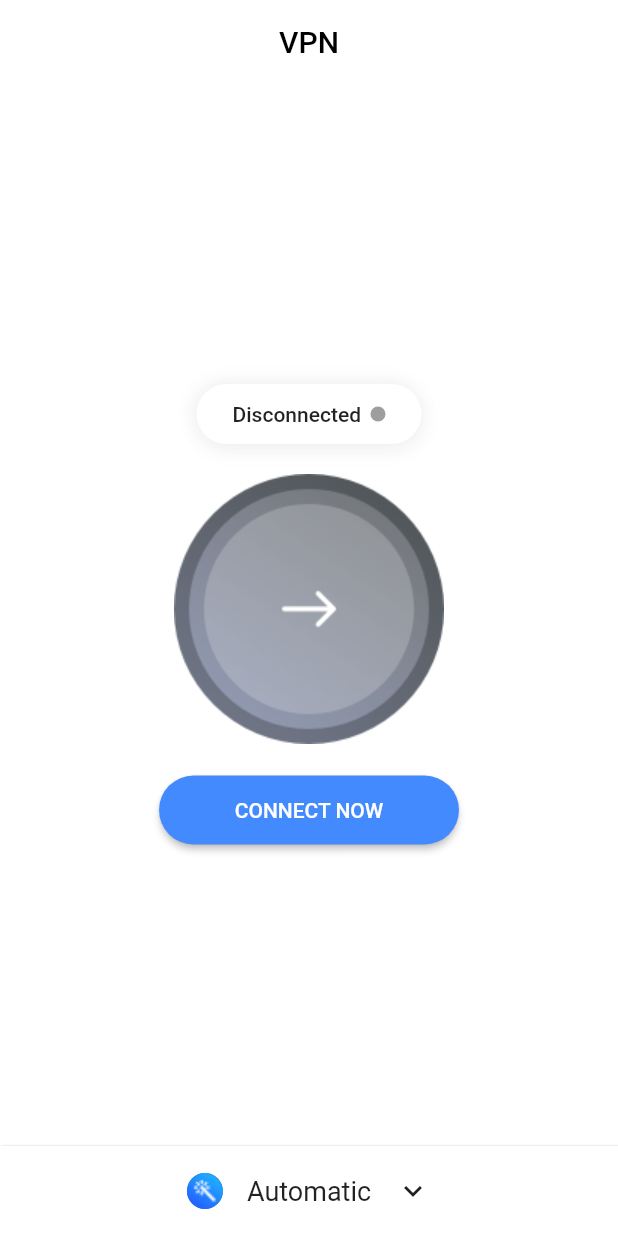
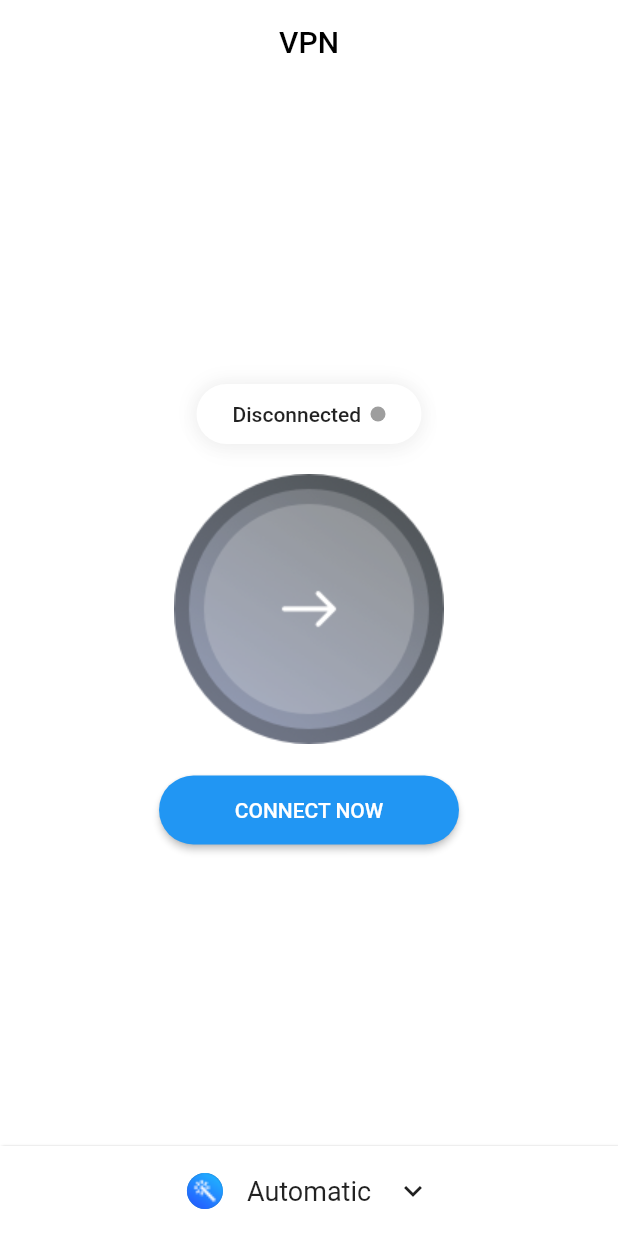
Before and after one commit to nmanikiran/vpn_app, a Flutter app: the screen it shows after launch, after a tap on "GET STARTED", on a phone screen of 412 x 824 dp. Run offline on Flutter 3.47's test engine with Material 2 defaults, Android fonts, the phone set to English and light mode, and no system bars.

Commit message:
compressed assets, updated Asset paths and readme

```diff
--- a/lib/main.dart
+++ b/lib/main.dart
@@ -1,22 +1,24 @@
 import 'package:flutter/material.dart';
+import 'package:flutter/services.dart';
 import 'package:vpn_app/src/intro/intro_page.dart';
 
-void main() => runApp(VpnApp());
+void main() async {
+  await SystemChrome.setPreferredOrientations(
+      [DeviceOrientation.portraitUp, DeviceOrientation.portraitDown]);
+
+  runApp(VpnApp());
+}
 
 class VpnApp extends StatelessWidget {
   @override
   Widget build(BuildContext context) {
-   return MaterialApp(
+    return MaterialApp(
       title: 'VPN',
       color: Colors.white,
       debugShowCheckedModeBanner: false,
       theme: ThemeData(
-        scaffoldBackgroundColor: Colors.white,
-        appBarTheme: AppBarTheme(
-          elevation: 0.0,
-          color: Colors.white
-        )
-      ),
+          scaffoldBackgroundColor: Colors.white,
+          appBarTheme: AppBarTheme(elevation: 0.0, color: Colors.white)),
       home: IntroPage(),
     );
   }
--- a/lib/src/Constants.dart
+++ b/lib/src/Constants.dart
@@ -1,4 +1,4 @@
-import 'package:vpn_app/src/Assets.dart';
+import 'package:vpn_app/src/app_assets.dart';
 
 class Constants {
   static final List<Map<String, dynamic>> slides = [
@@ -6,30 +6,30 @@ class Constants {
       "title": "Secured, forever.",
       "description":
           "Curabitur lobortis id lorem id bibendum. Ut id consectetur magna. Quisque volutpat augue enim, pulvinar lobortis.",
-      "img": Assets.welcome,
+      "img": AppAssets.welcome,
     },
     {
       "title": "Encrypted, forever.",
       "description":
           "Curabitur lobortis id lorem id bibendum. Ut id consectetur magna. Quisque volutpat augue enim, pulvinar lobortis.",
-      "img": Assets.encrypted
+      "img": AppAssets.encrypted
     },
     {
       "title": "Privacy, forever.",
       "description":
           "Curabitur lobortis id lorem id bibendum. Ut id consectetur magna. Quisque volutpat augue enim, pulvinar lobortis.",
-      "img": Assets.privacy
+      "img": AppAssets.privacy
     }
   ];
 
   static final List<Map<String, dynamic>> servers = [
-    {"name": "Automatic", "icon": Assets.automatic},
-    {"name": "New York, NY", "icon": Assets.us},
-    {"name": "London", "icon": Assets.uk},
-    {"name": "Moscow", "icon": Assets.russia},
-    {"name": "Sweden", "icon": Assets.sweden},
-    {"name": "Melbourne", "icon": Assets.australia},
-    {"name": "New Delhi", "icon": Assets.india},
-    {"name": "Singapore", "icon": Assets.singapore}
+    {"name": "Automatic", "icon": AppAssets.automatic},
+    {"name": "New York, NY", "icon": AppAssets.us},
+    {"name": "London", "icon": AppAssets.uk},
+    {"name": "Moscow", "icon": AppAssets.russia},
+    {"name": "Sweden", "icon": AppAssets.sweden},
+    {"name": "Melbourne", "icon": AppAssets.australia},
+    {"name": "New Delhi", "icon": AppAssets.india},
+    {"name": "Singapore", "icon": AppAssets.singapore}
   ];
 }
--- a/lib/src/Assets.dart
+++ b/lib/src/app_assets.dart
@@ -1,4 +1,4 @@
-class Assets {
+class AppAssets {
 
   static final splash = "assets/splash.png";
   // slide images
--- a/lib/src/intro/intro_page.dart
+++ b/lib/src/intro/intro_page.dart
@@ -26,7 +26,7 @@ class _IntroPageState extends State<IntroPage> {
               padding: const EdgeInsets.symmetric(vertical: 15.0),
               shape: new RoundedRectangleBorder(
                   borderRadius: new BorderRadius.circular(30.0)),
-              color: Colors.blueAccent,
+              color: Theme.of(context).primaryColor,
               textColor: Colors.white,
               onPressed: () => {
                 Navigator.pushReplacement(
--- a/lib/src/splash_screen.dart
+++ b/lib/src/splash_screen.dart
@@ -1,7 +1,7 @@
 import 'dart:async';
 
 import 'package:flutter/material.dart';
-import 'package:vpn_app/src/Assets.dart';
+import 'package:vpn_app/src/app_assets.dart';
 import 'package:vpn_app/src/intro/intro_page.dart';
 
 class SplashScreen extends StatefulWidget {
@@ -24,7 +24,7 @@ class _SplashScreenState extends State<SplashScreen> {
     return Container(
       decoration: BoxDecoration(
         image: DecorationImage(
-            fit: BoxFit.cover, image: AssetImage(Assets.splash)),
+            fit: BoxFit.cover, image: AssetImage(AppAssets.splash)),
       ),
     );
   }
--- a/lib/src/vpn/vpn_bottom_sheet.dart
+++ b/lib/src/vpn/vpn_bottom_sheet.dart
@@ -47,7 +47,7 @@ class VpnBottomSheet extends StatelessWidget {
                   selectedIndex == index
                       ? Icons.check_circle
                       : Icons.panorama_fish_eye,
-                  color: selectedIndex == index ? Colors.blue : Colors.grey,
+                  color: selectedIndex == index ? Theme.of(context).primaryColor : Colors.grey,
                 ),
               ),
             ),
--- a/lib/src/vpn/vpn_page.dart
+++ b/lib/src/vpn/vpn_page.dart
@@ -1,5 +1,5 @@
 import 'package:flutter/material.dart';
-import 'package:vpn_app/src/Assets.dart';
+import 'package:vpn_app/src/app_assets.dart';
 import 'package:vpn_app/src/vpn/vpn_server_dropdown.dart';
 import 'package:vpn_app/src/vpn/vpn_status_widget.dart';
 
@@ -48,7 +48,7 @@ class _VpnPageState extends State<VpnPage> {
                   SizedBox(
                     height: 20.0,
                   ),
-                  Image.asset(isConnected ? Assets.online : Assets.offline),
+                  Image.asset(isConnected ? AppAssets.online : AppAssets.offline),
                   SizedBox(
                     height: 20.0,
                   ),
@@ -60,7 +60,7 @@ class _VpnPageState extends State<VpnPage> {
                         side: isConnected
                             ? BorderSide(color: Colors.black)
                             : BorderSide(color: Colors.transparent)),
-                    color: isConnected ? Colors.white : Colors.blueAccent,
+                    color: isConnected ? Colors.white : Theme.of(context).primaryColor,
                     textColor: isConnected ? Colors.black : Colors.white,
                     onPressed: () => {onConnect()},
                     child: Text(buttonText.toUpperCase()),
```
Also changed, not shown: assets/images/connected.png, assets/images/encrypted.png, assets/images/privacy.png, assets/images/secure.png, assets/images/welcome.png, snapshots/0.png (added), snapshots/1.png, 3 other files.
